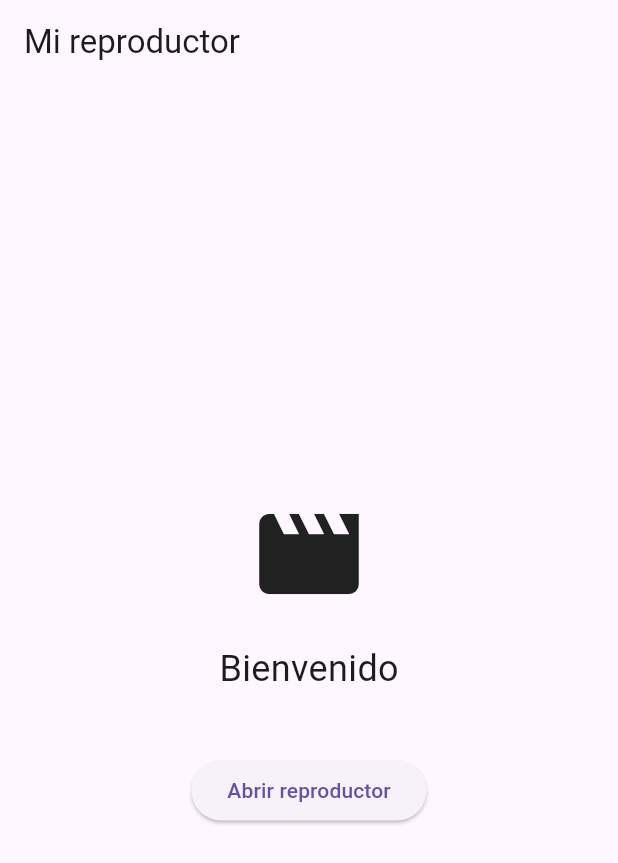
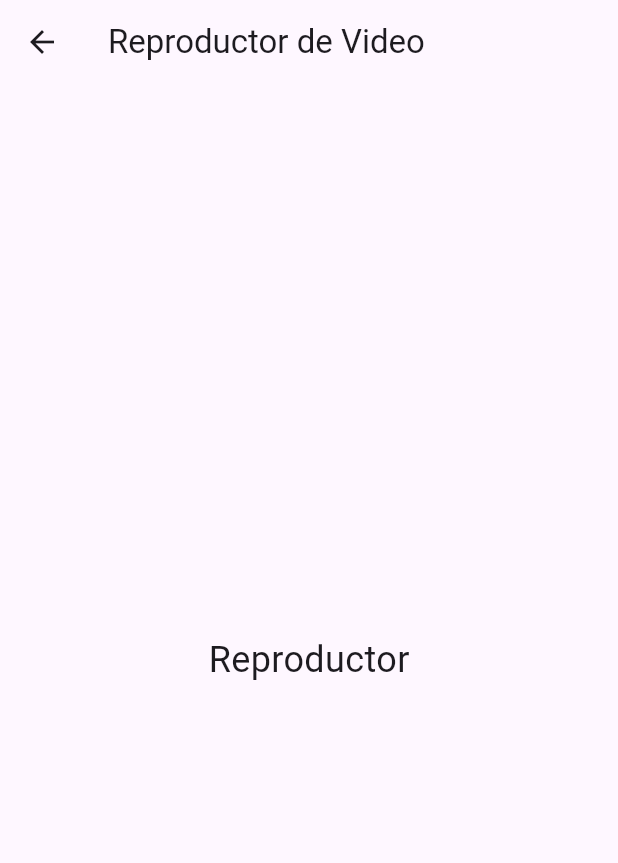
Before and after one commit to AnaMariaBraha25/Filmoly, a Flutter app: the screen it shows after launch, after a tap on "Abrir reproductor", on a phone screen of 412 x 824 dp. Shown: the top 863 px of the screen. Run offline on Flutter 3.47's test engine with Material 3 defaults, Android fonts, the phone set to English and light mode, and no system bars.

Commit message:
feat: navegación a pantalla del reproductor

```diff
--- a/lib/main.dart
+++ b/lib/main.dart
@@ -1,4 +1,5 @@
 import 'package:flutter/material.dart';
+import 'video_screen.dart';
 
 void main() {
   runApp(MyApp());
@@ -20,7 +21,7 @@
   Widget build(BuildContext context) {
     return Scaffold(
       appBar: AppBar(
-        title: Text("Mi reproductor"),
+        title: Text("Reproductor"),
       ),
       body: Center(
         child: Column(
@@ -38,12 +39,15 @@
 
             SizedBox(height: 40),
 
-            ElevatedButton(
-              onPressed: () {
-                print("Ir al reproductor");
-              },
-              child: Text("Abrir reproductor"),
-            ),
+           ElevatedButton(
+  onPressed: () {
+    Navigator.push(
+      context,
+      MaterialPageRoute(builder: (context) => VideoScreen()),
+    );
+  },
+  child: Text("Abrir reproductor"),
+),
           ],
         ),
       ),
--- /dev/null
+++ b/lib/video_screen.dart
@@ -0,0 +1,18 @@
+import 'package:flutter/material.dart';
+
+class VideoScreen extends StatelessWidget {
+  @override
+  Widget build(BuildContext context) {
+    return Scaffold(
+      appBar: AppBar(
+        title: Text("Reproductor de Video"),
+      ),
+      body: Center(
+        child: Text(
+          "Reproductor",
+          style: TextStyle(fontSize: 24),
+        ),
+      ),
+    );
+  }
+}
```
Also changed, not shown: 1 other file.
